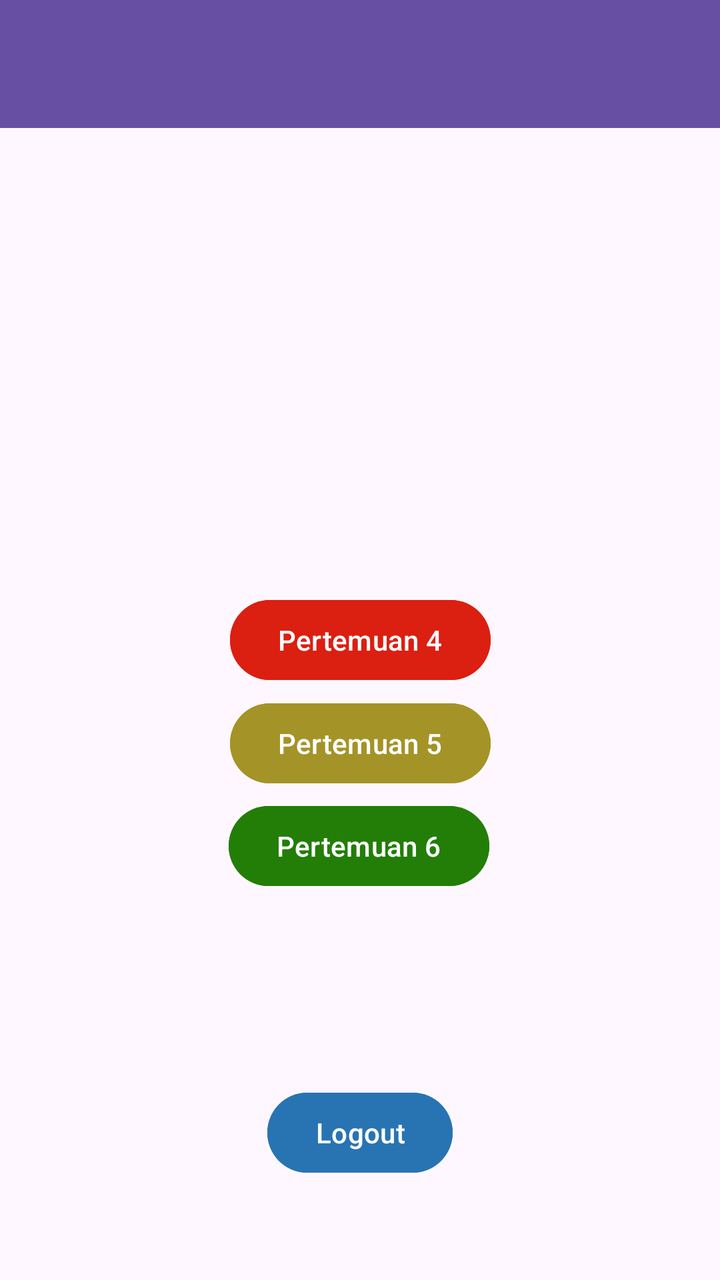
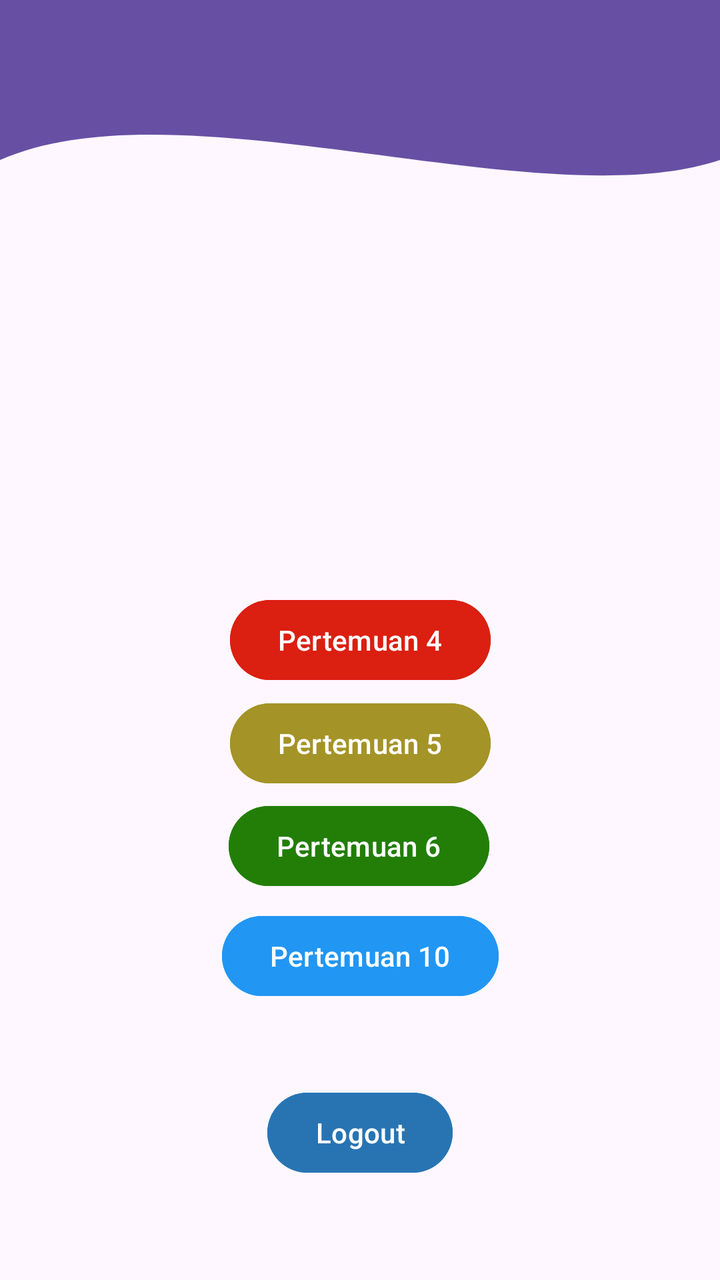

An Android layout rendered at two revisions. The XML below is the earlier revision; the diff shows what the commit changed to produce the second picture.
<!-- AndroidManifest.xml: application theme Theme.Mars_nayna -->
<!-- res/layout/fragment_home.xml -->
<?xml version="1.0" encoding="utf-8"?>
<androidx.constraintlayout.widget.ConstraintLayout xmlns:android="http://schemas.android.com/apk/res/android"
    xmlns:tools="http://schemas.android.com/tools"
    android:layout_width="match_parent"
    android:layout_height="match_parent"
    xmlns:app="http://schemas.android.com/apk/res-auto"
    tools:context=".Home.HomeFragment">

    <androidx.appcompat.widget.Toolbar
        android:id="@+id/toolbar"
        android:layout_width="match_parent"
        android:layout_height="?attr/actionBarSize"
        android:background="?attr/colorPrimary"
        app:layout_constraintEnd_toEndOf="parent"
        app:layout_constraintStart_toStartOf="parent"
        app:layout_constraintTop_toTopOf="parent"
        app:subtitleTextColor="@android:color/white"
        app:titleTextColor="@android:color/white"
        app:layout_scrollFlags="scroll|enterAlways"/>

    <Button
        android:id="@+id/btnToFourth"
        android:layout_width="wrap_content"
        android:layout_height="wrap_content"
        android:text="Pertemuan 4"
        app:layout_constraintBottom_toBottomOf="parent"
        app:layout_constraintEnd_toEndOf="parent"
        android:backgroundTint="#DB1F11"
        app:layout_constraintStart_toStartOf="parent"
        app:layout_constraintTop_toTopOf="parent" />

    <Button
        android:id="@+id/btnToFifth"
        android:layout_width="wrap_content"
        android:layout_height="wrap_content"
        android:text="Pertemuan 5"
        android:backgroundTint="#A49327"
        app:layout_constraintBottom_toBottomOf="parent"
        app:layout_constraintEnd_toEndOf="parent"
        app:layout_constraintStart_toStartOf="parent"

        app:layout_constraintTop_toTopOf="parent"
        app:layout_constraintVertical_bias="0.587" />

    <Button
        android:id="@+id/btnLogout"
        android:layout_width="wrap_content"
        android:layout_height="wrap_content"
        android:backgroundTint="#2874B3"
        android:text="Logout"
        app:layout_constraintBottom_toBottomOf="parent"
        app:layout_constraintEnd_toEndOf="parent"
        app:layout_constraintStart_toStartOf="parent"
        app:layout_constraintTop_toTopOf="parent"
        app:layout_constraintVertical_bias="0.916" />

    <Button
        android:id="@+id/btnToSixth"
        android:layout_width="wrap_content"
        android:layout_height="wrap_content"
        android:backgroundTint="#227E07"
        android:text="Pertemuan 6"
        app:layout_constraintBottom_toBottomOf="parent"
        app:layout_constraintEnd_toEndOf="parent"
        app:layout_constraintHorizontal_bias="0.498"
        app:layout_constraintStart_toStartOf="parent"
        app:layout_constraintTop_toTopOf="parent"
        app:layout_constraintVertical_bias="0.674" />

</androidx.constraintlayout.widget.ConstraintLayout>
<!-- resources referenced by this layout -->
<resources>
  <style name="Theme.Mars_nayna" parent="Base.Theme.Mars_nayna" />
  <style name="Base.Theme.Mars_nayna" parent="Theme.Material3.DayNight.NoActionBar">
          
          
      </style>
</resources>

<!-- the commit's change to res/layout/fragment_home.xml (unified diff, before → after) -->
@@ -5,6 +5,15 @@
     android:layout_height="match_parent"
     xmlns:app="http://schemas.android.com/apk/res-auto"
     tools:context=".Home.HomeFragment">
+
+    <View
+        android:id="@+id/background_header"
+        android:layout_width="0dp"
+        android:layout_height="200dp"
+        android:background="@drawable/bg_header_wave"
+        app:layout_constraintStart_toStartOf="parent"
+        app:layout_constraintEnd_toEndOf="parent"
+        app:layout_constraintTop_toTopOf="parent"/>
 
     <androidx.appcompat.widget.Toolbar
         android:id="@+id/toolbar"
@@ -67,4 +76,16 @@
         app:layout_constraintTop_toTopOf="parent"
         app:layout_constraintVertical_bias="0.674" />
 
+    <Button
+        android:id="@+id/btnToTenth"
+        android:layout_width="wrap_content"
+        android:layout_height="wrap_content"
+        android:text="Pertemuan 10"
+        android:backgroundTint="#2196F3"
+        app:layout_constraintBottom_toBottomOf="parent"
+        app:layout_constraintEnd_toEndOf="parent"
+        app:layout_constraintStart_toStartOf="parent"
+        app:layout_constraintTop_toTopOf="parent"
+        app:layout_constraintVertical_bias="0.767" />
+
 </androidx.constraintlayout.widget.ConstraintLayout>
<!-- resource entries referenced after the edit -->
@@ -1,5 +1,24 @@
 <!-- resources referenced by this layout -->
 <resources>
+  <!-- drawable bg_header_wave (drawable) -->
+  <?xml version="1.0" encoding="utf-8"?>
+  <vector xmlns:android="http://schemas.android.com/apk/res/android"
+      android:width="100dp"
+      android:height="100dp"
+      android:viewportWidth="100"
+      android:viewportHeight="100">
+  
+      <path
+          android:fillColor="?attr/colorPrimary"
+          android:pathData="
+              M0,0
+              L100,0
+              L100,40
+              C 75,55
+                25,20
+                0,40
+              Z" />
+  </vector>
   <style name="Theme.Mars_nayna" parent="Base.Theme.Mars_nayna" />
   <style name="Base.Theme.Mars_nayna" parent="Theme.Material3.DayNight.NoActionBar">
           
